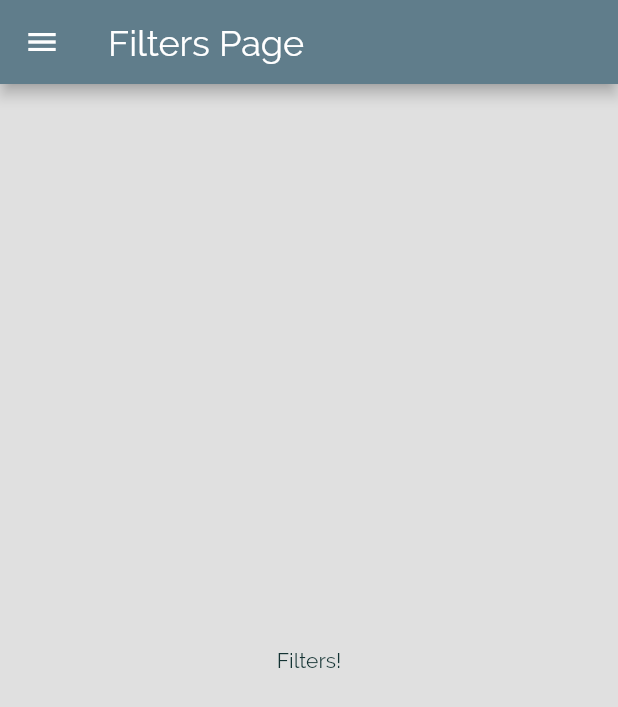
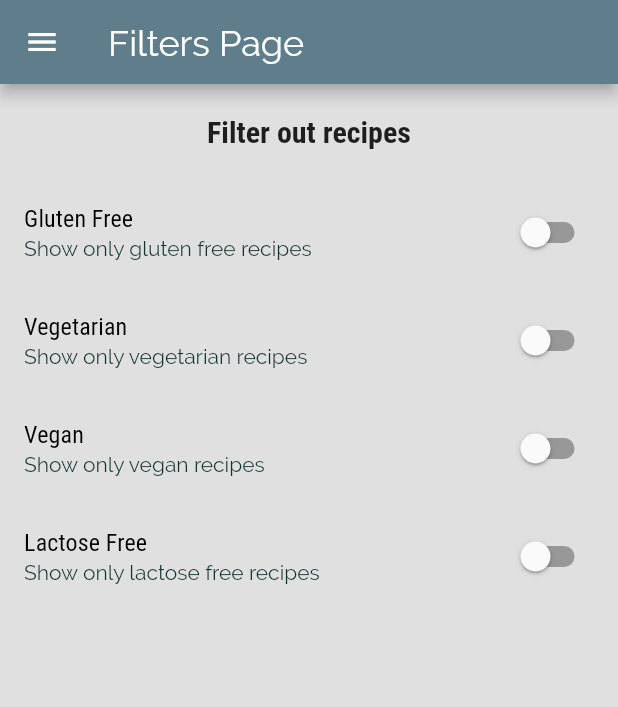
Before and after one commit to OrMizL/my_meals_app, a Flutter app: the FiltersPage screen opened directly, on a phone screen of 412 x 824 dp. Shown: the top 707 px of the screen. Run offline on Flutter 3.47's test engine with Material 2 defaults, Android fonts, the phone set to English and light mode, and no system bars.

Commit message:
filters logic

```diff
--- a/lib/screens/filters_page.dart
+++ b/lib/screens/filters_page.dart
@@ -2,16 +2,101 @@ import 'package:flutter/material.dart';
 
 import '../widgets/main_drawer.dart';
 
-class FiltersPage extends StatelessWidget {
+class FiltersPage extends StatefulWidget {
   const FiltersPage({Key key}) : super(key: key);
+
+  @override
+  State<FiltersPage> createState() => _FiltersPageState();
+}
+
+class _FiltersPageState extends State<FiltersPage> {
+  var _isGlutenFree = false;
+  var _isVegetarian = false;
+  var _isVegan = false;
+  var _isLactoseFree = false;
+
+  Widget _buildSwitchListTile(
+      String title, String subtitle, bool currentValue, Function updateValue) {
+    return SwitchListTile(
+      title: Text(
+        title,
+        style: Theme.of(context).textTheme.titleSmall,
+      ),
+      subtitle: Text(subtitle),
+      value: currentValue,
+      onChanged: updateValue,
+    );
+  }
 
   @override
   Widget build(BuildContext context) {
     return Scaffold(
       appBar: AppBar(title: Text('Filters Page')),
       drawer: MainDrawer(),
-      body: Center(
-        child: Text('Filters!'),
+      body: Column(
+        children: [
+          Container(
+            padding: EdgeInsets.all(20),
+            child: Text(
+              'Filter out recipes',
+              style: Theme.of(context).textTheme.titleMedium,
+            ),
+          ),
+          Expanded(
+            child: ListView(
+              children: [
+                _buildSwitchListTile(
+                  'Gluten Free',
+                  'Show only gluten free recipes',
+                  _isGlutenFree,
+                  (newValue) {
+                    setState(
+                      () {
+                        _isGlutenFree = newValue;
+                      },
+                    );
+                  },
+                ),
+                _buildSwitchListTile(
+                  'Vegetarian',
+                  'Show only vegetarian recipes',
+                  _isVegetarian,
+                  (newValue) {
+                    setState(
+                      () {
+                        _isVegetarian = newValue;
+                      },
+                    );
+                  },
+                ),
+                _buildSwitchListTile(
+                  'Vegan',
+                  'Show only vegan recipes',
+                  _isVegan,
+                  (newValue) {
+                    setState(
+                      () {
+                        _isVegan = newValue;
+                      },
+                    );
+                  },
+                ),
+                _buildSwitchListTile(
+                  'Lactose Free',
+                  'Show only lactose free recipes',
+                  _isLactoseFree,
+                  (newValue) {
+                    setState(
+                      () {
+                        _isLactoseFree = newValue;
+                      },
+                    );
+                  },
+                ),
+              ],
+            ),
+          ),
+        ],
       ),
     );
   }
```
